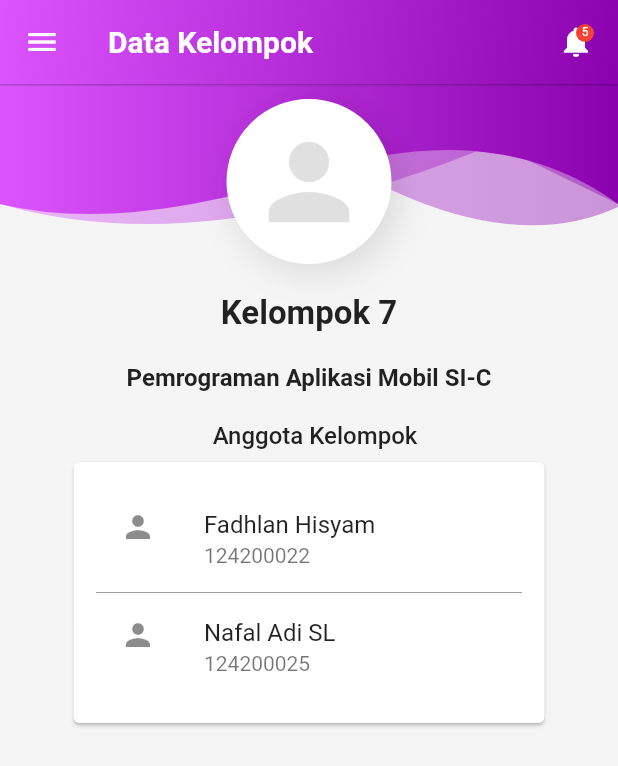
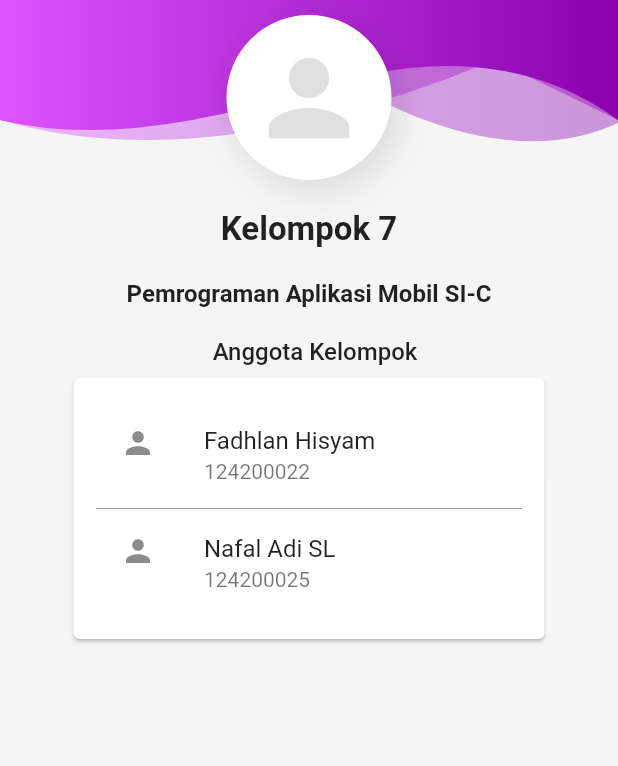
Before and after one commit to fadhlan2022/mobilev2, a Flutter app: the ProfilePage2 screen opened directly, on a phone screen of 412 x 824 dp. Shown: the top 766 px of the screen. Run offline on Flutter 3.47's test engine with Material 2 defaults, Android fonts, the phone set to English and light mode, and no system bars; our stand-ins replace hexcolor.

Commit message:
commit 2

```diff
--- a/lib/pages/profile_page2.dart
+++ b/lib/pages/profile_page2.dart
@@ -21,75 +21,6 @@ class _ProfilePage2State extends State<ProfilePage2> {
   @override
   Widget build(BuildContext context) {
     return Scaffold(
-      appBar: AppBar(
-        title: Text(
-          "Data Kelompok",
-          style: TextStyle(color: Colors.white, fontWeight: FontWeight.bold),
-        ),
-        elevation: 0.5,
-        iconTheme: IconThemeData(color: Colors.white),
-        flexibleSpace: Container(
-          decoration: BoxDecoration(
-              gradient: LinearGradient(
-                  begin: Alignment.topLeft,
-                  end: Alignment.bottomRight,
-                  colors: <Color>[
-                Theme.of(context).primaryColor,
-                Theme.of(context).accentColor,
-              ])),
-        ),
-        actions: [
-          Container(
-            margin: EdgeInsets.only(
-              top: 16,
-              right: 16,
-            ),
-            child: Stack(
-              children: <Widget>[
-                Icon(Icons.notifications),
-                Positioned(
-                  right: 0,
-                  child: Container(
-                    padding: EdgeInsets.all(1),
-                    decoration: BoxDecoration(
-                      color: Colors.red,
-                      borderRadius: BorderRadius.circular(6),
-                    ),
-                    constraints: BoxConstraints(
-                      minWidth: 12,
-                      minHeight: 12,
-                    ),
-                    child: Text(
-                      '5',
-                      style: TextStyle(
-                        color: Colors.white,
-                        fontSize: 8,
-                      ),
-                      textAlign: TextAlign.center,
-                    ),
-                  ),
-                )
-              ],
-            ),
-          )
-        ],
-      ),
-      drawer: Drawer(
-        child: Container(
-          decoration: BoxDecoration(
-              gradient: LinearGradient(
-                  begin: Alignment.topLeft,
-                  end: Alignment.bottomRight,
-                  stops: [
-                0.0,
-                1.0
-              ],
-                  colors: [
-                Theme.of(context).primaryColor.withOpacity(0.2),
-                Theme.of(context).accentColor.withOpacity(0.5),
-              ])),
-        ),
-      ),
       body: SingleChildScrollView(
         child: Stack(
           children: [
```
